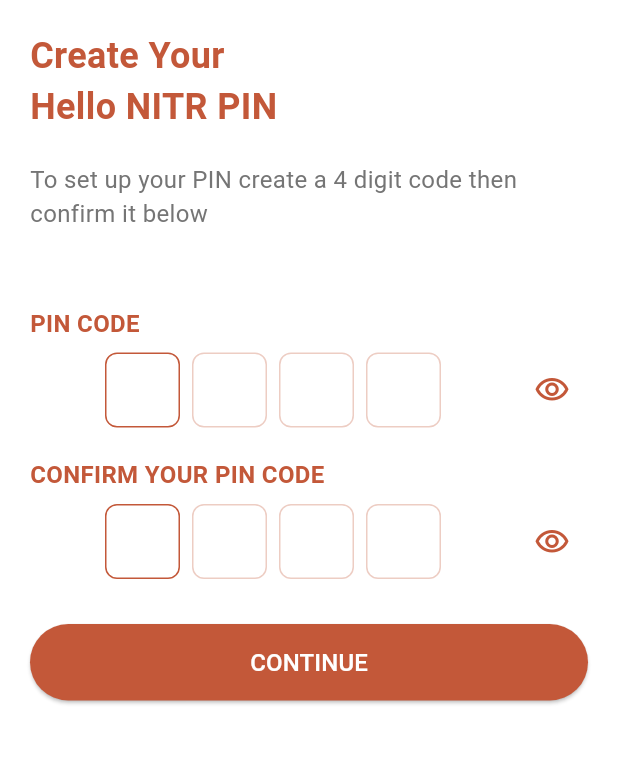
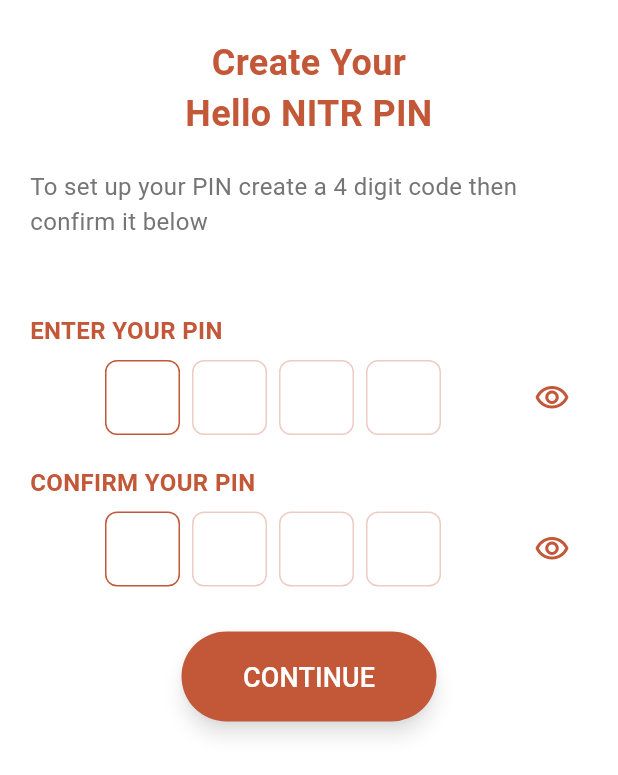
Before and after one commit to UtkarshChakrwarti/Hello-NITR-app, a Flutter app: the PinCreationScreen screen opened by its route, on a phone screen of 412 x 824 dp. Shown: the top 775 px of the screen. Run offline on Flutter 3.47's test engine with Material 3 defaults, Android fonts, the phone set to English and light mode, and no system bars; drawn by our look-alikes of pinput; our stand-ins replace flutter_local_notifications, flutter_secure_storage, font_awesome_flutter, loading_animation_widget, local_auth, package_info_plus and 3 more; missing offline and left inert: flutter_udid, simnumber; accounts and stored records are empty; network calls fail.

Commit message:
pin creation screen continue button change

```diff
--- a/lib/screens/pin/create/pin_creation_screen.dart
+++ b/lib/screens/pin/create/pin_creation_screen.dart
@@ -30,7 +30,8 @@ class _PinCreationScreenState extends State<PinCreationScreen> {
   }
 
   Future<bool> _onWillPop() async {
-    final shouldExit = await DialogsAndPrompts.showExitConfirmationDialog(context);
+    final shouldExit =
+        await DialogsAndPrompts.showExitConfirmationDialog(context);
     if (shouldExit != null && shouldExit) {
       await _logoutAndNavigateToLogin();
     }
@@ -38,7 +39,8 @@ class _PinCreationScreenState extends State<PinCreationScreen> {
   }
 
   void _onSubmit() {
-    if (_pinController.text.length == 4 && _confirmPinController.text.length == 4) {
+    if (_pinController.text.length == 4 &&
+        _confirmPinController.text.length == 4) {
       setState(() {
         _pinsMatch = _pinController.text == _confirmPinController.text;
       });
@@ -51,7 +53,8 @@ class _PinCreationScreenState extends State<PinCreationScreen> {
           DialogsAndPrompts.showErrorDialog('Failed to save PIN.', context);
         }
       } else {
-        DialogsAndPrompts.showErrorDialog('PINs do not match. Please try again.', context);
+        DialogsAndPrompts.showErrorDialog(
+            'PINs do not match. Please try again.', context);
         setState(() {
           _pinController.clear();
           _confirmPinController.clear();
@@ -59,7 +62,8 @@ class _PinCreationScreenState extends State<PinCreationScreen> {
         });
       }
     } else {
-      DialogsAndPrompts.showErrorDialog('Please enter a 4-digit PIN in both fields.', context);
+      DialogsAndPrompts.showErrorDialog(
+          'Please enter a 4-digit PIN in both fields.', context);
     }
   }
 
@@ -86,16 +90,16 @@ class _PinCreationScreenState extends State<PinCreationScreen> {
   void _onPinChanged(String pin) {
     setState(() {
       _pinsMatch = _pinController.text.isNotEmpty &&
-                   _confirmPinController.text.isNotEmpty &&
-                   _pinController.text == _confirmPinController.text;
+          _confirmPinController.text.isNotEmpty &&
+          _pinController.text == _confirmPinController.text;
     });
   }
 
   void _onConfirmPinChanged(String pin) {
     setState(() {
       _pinsMatch = _pinController.text.isNotEmpty &&
-                   _confirmPinController.text.isNotEmpty &&
-                   _pinController.text == _confirmPinController.text;
+          _confirmPinController.text.isNotEmpty &&
+          _pinController.text == _confirmPinController.text;
     });
   }
 
@@ -110,15 +114,15 @@ class _PinCreationScreenState extends State<PinCreationScreen> {
         backgroundColor: Colors.white,
         body: SingleChildScrollView(
           child: Padding(
-            padding: EdgeInsets.only(top: topPadding + 20, left: 20, right: 20),
+            padding: EdgeInsets.only(top: topPadding + 25, left: 20, right: 20),
             child: Column(
               crossAxisAlignment: CrossAxisAlignment.center,
               children: [
                 Align(
-                  alignment: Alignment.centerLeft,
+                  alignment: Alignment.center,
                   child: Text(
                     'Create Your\nHello NITR PIN',
-                    textAlign: TextAlign.left,
+                    textAlign: TextAlign.center,
                     style: TextStyle(
                       fontSize: 24,
                       fontWeight: FontWeight.bold,
@@ -136,7 +140,7 @@ class _PinCreationScreenState extends State<PinCreationScreen> {
                 ),
                 const SizedBox(height: 50),
                 PinInputField(
-                  label: 'PIN CODE',
+                  label: 'ENTER YOUR PIN',
                   controller: _pinController,
                   focusNode: _pinFocusNode,
                   pinVisible: _pinVisible,
@@ -145,7 +149,7 @@ class _PinCreationScreenState extends State<PinCreationScreen> {
                 ),
                 const SizedBox(height: 20),
                 PinInputField(
-                  label: 'CONFIRM YOUR PIN CODE',
+                  label: 'CONFIRM YOUR PIN',
                   controller: _confirmPinController,
                   focusNode: _confirmPinFocusNode,
                   pinVisible: _confirmPinVisible,
@@ -153,13 +157,13 @@ class _PinCreationScreenState extends State<PinCreationScreen> {
                   onChanged: _onConfirmPinChanged,
                 ),
                 if (_pinsMatch)
-                  Padding(
-                    padding: const EdgeInsets.symmetric(vertical: 20),
+                  const Padding(
+                    padding: EdgeInsets.symmetric(vertical: 20),
                     child: Row(
                       mainAxisAlignment: MainAxisAlignment.center,
                       children: [
                         Icon(Icons.check_circle, color: AppColors.primaryColor),
-                        const SizedBox(width: 8),
+                        SizedBox(width: 8),
                         Text(
                           'Your PIN codes are the same',
                           style: TextStyle(
@@ -172,19 +176,22 @@ class _PinCreationScreenState extends State<PinCreationScreen> {
                   ),
                 const SizedBox(height: 30),
                 SizedBox(
-                  width: double.infinity,
+                  width: 170,
+                  height: 60,
                   child: ElevatedButton(
                     style: ElevatedButton.styleFrom(
                       backgroundColor: AppColors.primaryColor,
-                      padding: const EdgeInsets.symmetric(vertical: 14),
+                      padding: const EdgeInsets.symmetric(
+                          horizontal: 40, vertical: 18),
                       shape: RoundedRectangleBorder(
-                        borderRadius: BorderRadius.circular(30),
-                      ),
+                          borderRadius: BorderRadius.circular(30)),
+                      elevation: 5,
+                      shadowColor: Colors.black54,
                     ),
                     onPressed: _onSubmit,
                     child: const Text(
                       'CONTINUE',
-                      style: TextStyle(fontSize: 16, color: Colors.white),
+                      style: TextStyle(fontSize: 18, color: Colors.white),
                     ),
                   ),
                 ),
```
